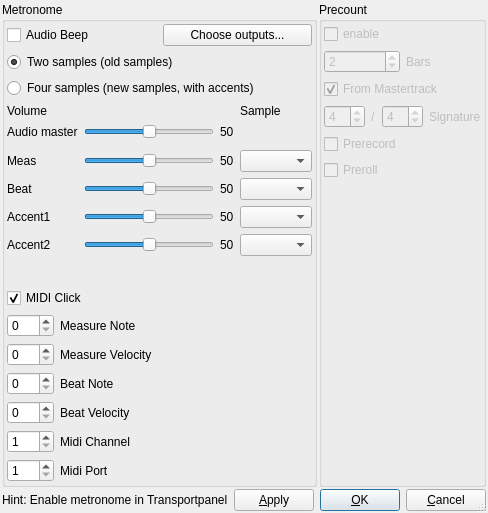
muse-sequencer/muse, file muse2/muse/widgets/metronomebase.ui: the form before one commit.
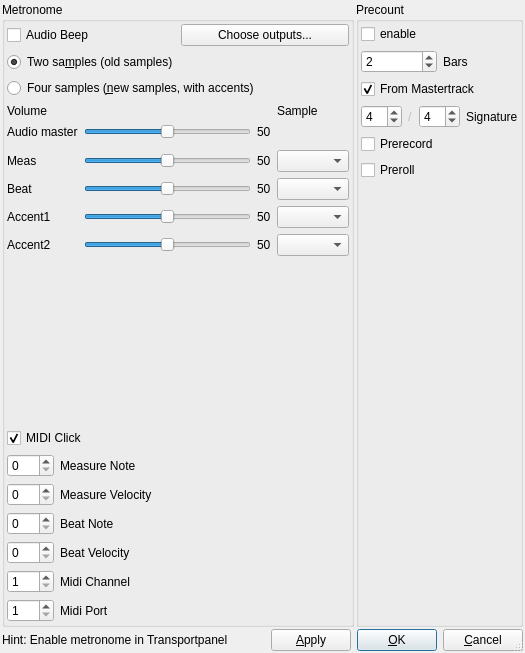
The form after the commit.

```diff
--- a/muse2/muse/widgets/metronomebase.ui
+++ b/muse2/muse/widgets/metronomebase.ui
@@ -6,8 +6,8 @@
    <rect>
     <x>0</x>
     <y>0</y>
-    <width>481</width>
-    <height>513</height>
+    <width>525</width>
+    <height>653</height>
    </rect>
   </property>
   <property name="windowTitle">
@@ -81,7 +81,7 @@
           <item>
            <widget class="QRadioButton" name="radioSamples2">
             <property name="text">
-             <string>Two samples (old samples)</string>
+             <string>Two sa&amp;mples (old samples)</string>
             </property>
             <property name="checked">
              <bool>true</bool>
@@ -91,7 +91,7 @@
           <item>
            <widget class="QRadioButton" name="radioSamples4">
             <property name="text">
-             <string>Four samples (new samples, with accents)</string>
+             <string>Four samples (&amp;new samples, with accents)</string>
             </property>
            </widget>
           </item>
@@ -609,6 +609,9 @@
    </item>
    <item row="0" column="1">
     <widget class="QGroupBox" name="GroupBox2">
+     <property name="enabled">
+      <bool>true</bool>
+     </property>
      <property name="mouseTracking">
       <bool>false</bool>
      </property>
@@ -637,7 +640,7 @@
       <item>
        <widget class="QCheckBox" name="precountEnable">
         <property name="enabled">
-         <bool>false</bool>
+         <bool>true</bool>
         </property>
         <property name="text">
          <string>enable</string>
@@ -667,7 +670,7 @@
         <item>
          <widget class="QSpinBox" name="precountBars">
           <property name="enabled">
-           <bool>false</bool>
+           <bool>true</bool>
           </property>
           <property name="minimum">
            <number>1</number>
@@ -683,7 +686,7 @@
         <item>
          <widget class="QLabel" name="TextLabel7">
           <property name="enabled">
-           <bool>false</bool>
+           <bool>true</bool>
           </property>
           <property name="text">
            <string>Bars</string>
@@ -698,7 +701,7 @@
       <item>
        <widget class="QCheckBox" name="precountFromMastertrack">
         <property name="enabled">
-         <bool>false</bool>
+         <bool>true</bool>
         </property>
         <property name="text">
          <string>From Mastertrack</string>
@@ -728,7 +731,7 @@
         <item>
          <widget class="QSpinBox" name="precountSigZ">
           <property name="enabled">
-           <bool>false</bool>
+           <bool>true</bool>
           </property>
           <property name="minimum">
            <number>1</number>
@@ -757,7 +760,7 @@
         <item>
          <widget class="QSpinBox" name="precountSigN">
           <property name="enabled">
-           <bool>false</bool>
+           <bool>true</bool>
           </property>
           <property name="minimum">
            <number>2</number>
@@ -773,7 +776,7 @@
         <item>
          <widget class="QLabel" name="TextLabel9">
           <property name="enabled">
-           <bool>false</bool>
+           <bool>true</bool>
           </property>
           <property name="text">
            <string>Signature</string>
@@ -788,7 +791,7 @@
       <item>
        <widget class="QCheckBox" name="precountPrerecord">
         <property name="enabled">
-         <bool>false</bool>
+         <bool>true</bool>
         </property>
         <property name="text">
          <string>Prerecord</string>
@@ -798,7 +801,7 @@
       <item>
        <widget class="QCheckBox" name="precountPreroll">
         <property name="enabled">
-         <bool>false</bool>
+         <bool>true</bool>
         </property>
         <property name="text">
          <string>Preroll</string>
```
